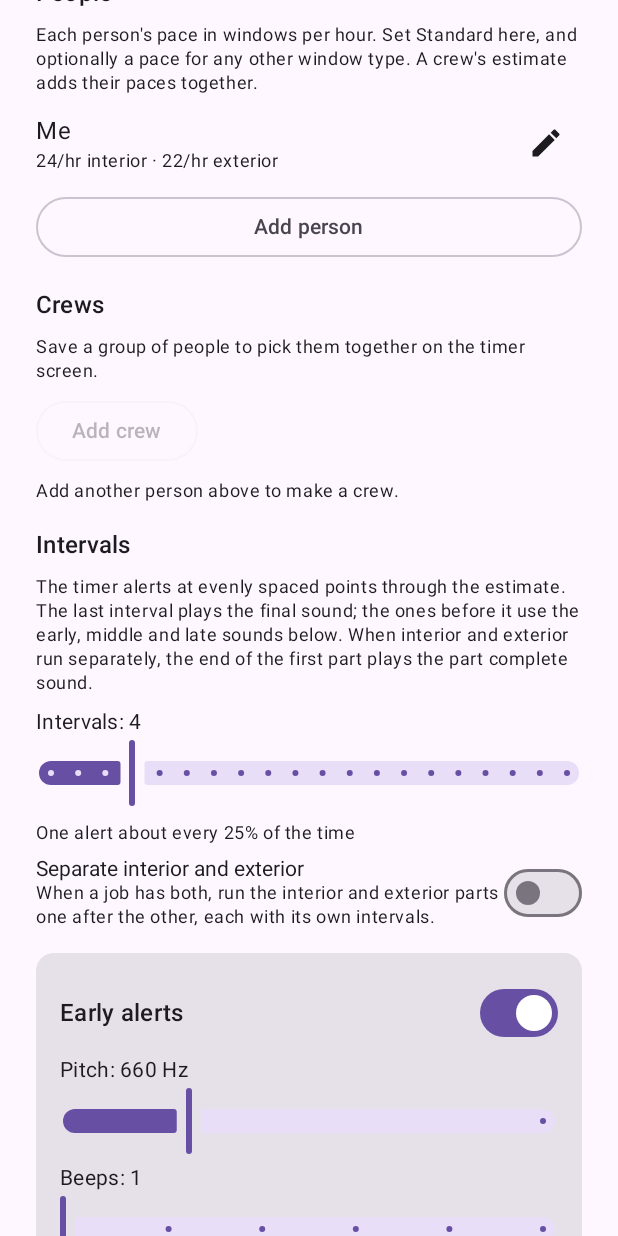
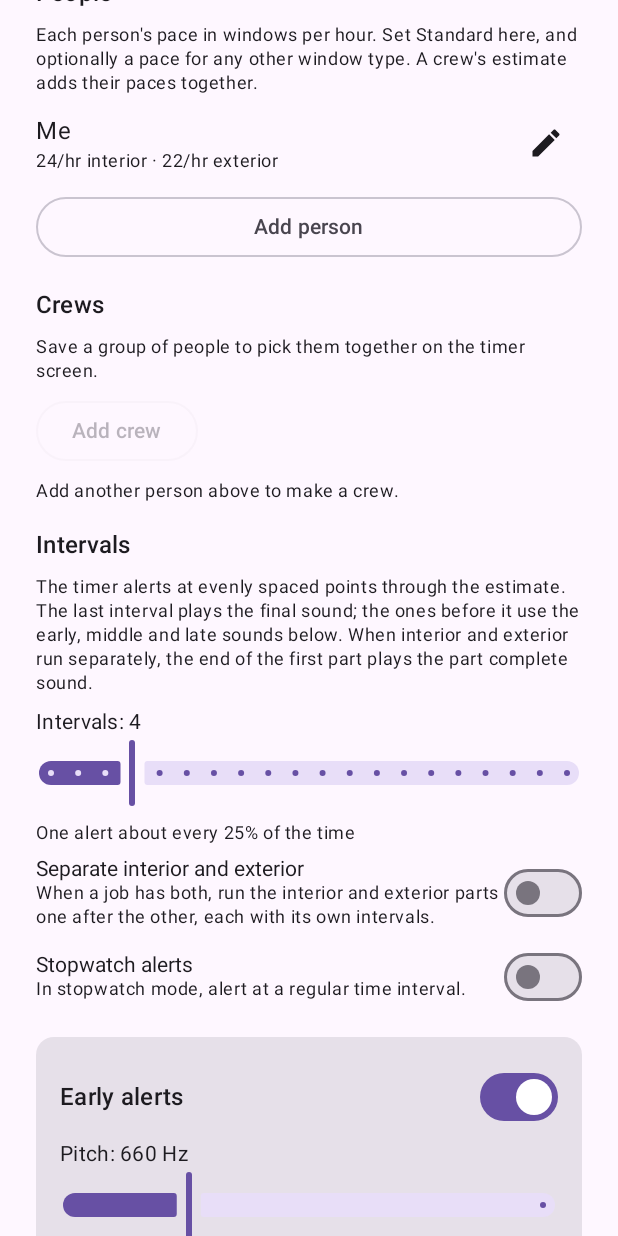
Before and after one commit to ZekrathBloodKyn/window-timer-app, an Android app built with Jetpack Compose: the composable SettingsScreen shown on its own in the app's theme, scrolled down 576 dp, on a phone screen of 412 x 824 dp. Run offline under Robolectric (Android 15) with nearby library versions, the phone set to English and light mode, and no system bars; our stand-ins replace Room's generated code; pictures from the network do not load.

Commit message:
Add repeating alerts to stopwatch mode
Timer
- Optional alert every N minutes (1 to 120) while the stopwatch runs,
  set in Settings > Intervals and read when the run starts
- Alerts land on exact multiples of the interval; pausing stops them and
  resuming picks up the next multiple of counted time
- Notification shows elapsed time at each alert

Settings
- New "Stopwatch alert" sound (sixth sound card) with its own default
  of two beeps; included in reset to defaults

Co-Authored-By: Claude Sonnet 5.5 <noreply@anthropic.com>
Claude-Session: https://claude.ai/code/session_0176gx4b51u1BgQ67kXLunFD

```diff
--- a/app/src/main/java/dev/wolsey/windowtimer/alerts/AlertSettings.kt
+++ b/app/src/main/java/dev/wolsey/windowtimer/alerts/AlertSettings.kt
@@ -30,16 +30,25 @@ object AlertSettings {
     const val MAX_FILE_BYTES = 10L * 1024 * 1024
     const val MAX_PLAY_MS = 22_000L
 
+    /** The sound for repeating stopwatch alerts. */
+    const val STOPWATCH_SOUND = 5
+
     /**
      * Index 0..2 = early, middle and late intervals, 3 = the end of the job,
      * 4 = the end of the first part when interior and exterior run separately.
+     */
+    /**
+     * Index 0..2 = early, middle and late intervals, 3 = the end of the job,
+     * 4 = the end of the first part when interior and exterior run separately,
+     * 5 = the repeating stopwatch alert.
      */
     val defaults = listOf(
         AlertConfig(enabled = true, pitchHz = 660,  beeps = 1, beepMs = 600, rising = false),
         AlertConfig(enabled = true, pitchHz = 880,  beeps = 2, beepMs = 400, rising = false),
         AlertConfig(enabled = true, pitchHz = 1175, beeps = 3, beepMs = 300, rising = false),
         AlertConfig(enabled = true, pitchHz = 523,  beeps = 4, beepMs = 350, rising = true),
-        AlertConfig(enabled = true, pitchHz = 988,  beeps = 2, beepMs = 300, rising = true)
+        AlertConfig(enabled = true, pitchHz = 988,  beeps = 2, beepMs = 300, rising = true),
+        AlertConfig(enabled = true, pitchHz = 740,  beeps = 2, beepMs = 250, rising = false)
     )
 
     /** Where a quarter's imported sound lives in app-private storage. */
--- a/app/src/main/java/dev/wolsey/windowtimer/timer/Intervals.kt
+++ b/app/src/main/java/dev/wolsey/windowtimer/timer/Intervals.kt
@@ -10,11 +10,15 @@ data class IntervalPlan(
     val separate: Boolean = false,      // give interior and exterior their own intervals
     val interiorCount: Int = 4,
     val exteriorCount: Int = 4,
-    val interiorFirst: Boolean = true
+    val interiorFirst: Boolean = true,
+    val stopwatchAlerts: Boolean = false,   // repeating alert in stopwatch mode
+    val stopwatchMinutes: Int = 15
 ) {
     companion object {
         const val MIN = 1
         const val MAX = 20
+        const val MINUTES_MIN = 1
+        const val MINUTES_MAX = 120
     }
 }
 
@@ -31,7 +35,10 @@ object IntervalSettings {
             separate = p.getBoolean("separate", d.separate),
             interiorCount = count("interior", d.interiorCount),
             exteriorCount = count("exterior", d.exteriorCount),
-            interiorFirst = p.getBoolean("interior_first", d.interiorFirst)
+            interiorFirst = p.getBoolean("interior_first", d.interiorFirst),
+            stopwatchAlerts = p.getBoolean("stopwatch_alerts", d.stopwatchAlerts),
+            stopwatchMinutes = p.getInt("stopwatch_minutes", d.stopwatchMinutes)
+                .coerceIn(IntervalPlan.MINUTES_MIN, IntervalPlan.MINUTES_MAX)
         )
     }
 
@@ -42,6 +49,8 @@ object IntervalSettings {
             putInt("interior", plan.interiorCount)
             putInt("exterior", plan.exteriorCount)
             putBoolean("interior_first", plan.interiorFirst)
+            putBoolean("stopwatch_alerts", plan.stopwatchAlerts)
+            putInt("stopwatch_minutes", plan.stopwatchMinutes)
         }
     }
 }
@@ -108,3 +117,7 @@ private fun segment(start: Long, length: Long, n: Int, group: IntervalGroup, pre
 /** The last alert of a group is the final sound; the rest spread over early, middle and late. */
 fun soundStage(k: Int, n: Int): Int =
     if (k >= n) 3 else (((k - 1) * 3) / (n - 1)).coerceIn(0, 2)
+
+/** The next repeating alert after [elapsedMs]: the next multiple of [everyMs]. */
+fun nextStopwatchAlert(elapsedMs: Long, everyMs: Long): Long =
+    (elapsedMs / everyMs + 1) * everyMs
--- a/app/src/main/java/dev/wolsey/windowtimer/ui/settings/AlertSettingsSection.kt
+++ b/app/src/main/java/dev/wolsey/windowtimer/ui/settings/AlertSettingsSection.kt
@@ -38,7 +38,8 @@ fun AlertEditor(index: Int, config: AlertConfig, onChange: (AlertConfig) -> Unit
     val context = LocalContext.current
     val scope = rememberCoroutineScope()
     val title = listOf(
-        "Early alerts", "Middle alerts", "Late alerts", "Final alert", "Part complete"
+        "Early alerts", "Middle alerts", "Late alerts", "Final alert",
+        "Part complete", "Stopwatch alert"
     )[index]
     var testing by remember { mutableStateOf(false) }
     var testJob by remember { mutableStateOf<Job?>(null) }
--- a/app/src/main/java/dev/wolsey/windowtimer/ui/settings/IntervalsSection.kt
+++ b/app/src/main/java/dev/wolsey/windowtimer/ui/settings/IntervalsSection.kt
@@ -110,5 +110,33 @@ fun IntervalsSection() {
                 style = MaterialTheme.typography.bodySmall
             )
         }
+
+        Row(
+            modifier = Modifier.fillMaxWidth(),
+            horizontalArrangement = Arrangement.SpaceBetween,
+            verticalAlignment = Alignment.CenterVertically
+        ) {
+            Column(modifier = Modifier.weight(1f)) {
+                Text("Stopwatch alerts")
+                Text(
+                    "In stopwatch mode, alert at a regular time interval.",
+                    style = MaterialTheme.typography.bodySmall
+                )
+            }
+            Switch(
+                checked = plan.stopwatchAlerts,
+                onCheckedChange = { update(plan.copy(stopwatchAlerts = it)) }
+            )
+        }
+
+        if (plan.stopwatchAlerts) {
+            SettingSlider(
+                label = "Every ${plan.stopwatchMinutes} minute${if (plan.stopwatchMinutes == 1) "" else "s"}",
+                value = plan.stopwatchMinutes.toFloat(),
+                range = IntervalPlan.MINUTES_MIN.toFloat()..IntervalPlan.MINUTES_MAX.toFloat(),
+                steps = 0,
+                onChange = { update(plan.copy(stopwatchMinutes = it.roundToInt())) }
+            )
+        }
     }
 }
```
Also changed, not shown: app/src/main/java/dev/wolsey/windowtimer/timer/TimerService.kt (+35 -6 lines), 1 other file.
